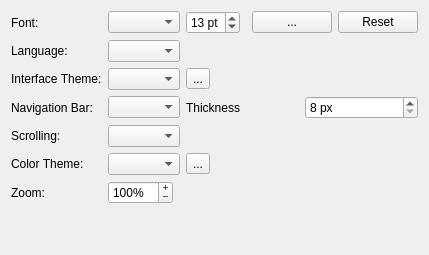
radareorg/iaito, file src/dialogs/settings/AppearanceOptionsWidget.ui: the form before one commit.
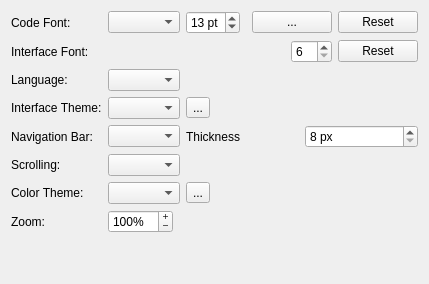
The form after the commit. Custom widgets are drawn as their Qt base class.

Commit message: Add interface font size controls in appearance settings

Patch:
```diff
--- a/src/dialogs/settings/AppearanceOptionsWidget.ui
+++ b/src/dialogs/settings/AppearanceOptionsWidget.ui
@@ -17,7 +17,7 @@
      <item row="0" column="0">
       <widget class="QLabel" name="fontLabel">
        <property name="text">
-        <string>Font:</string>
+        <string>Code Font:</string>
        </property>
       </widget>
      </item>
@@ -102,14 +102,67 @@
        </item>
       </layout>
      </item>
-     <item row="6" column="0">
+     <item row="1" column="0">
+      <widget class="QLabel" name="interfaceFontLabel">
+       <property name="text">
+        <string>Interface Font:</string>
+       </property>
+       <property name="buddy">
+        <cstring>interfaceFontSizeSpinBox</cstring>
+       </property>
+      </widget>
+     </item>
+     <item row="1" column="1">
+      <layout class="QHBoxLayout" name="interfaceFontLayout">
+       <item>
+        <widget class="QLabel" name="interfaceFontFamilyLabel">
+         <property name="sizePolicy">
+          <sizepolicy hsizetype="Preferred" vsizetype="Preferred">
+           <horstretch>1</horstretch>
+           <verstretch>0</verstretch>
+          </sizepolicy>
+         </property>
+         <property name="text">
+          <string notr="true"/>
+         </property>
+        </widget>
+       </item>
+       <item>
+        <widget class="QSpinBox" name="interfaceFontSizeSpinBox">
+         <property name="toolTip">
+          <string>Interface text size for the current theme</string>
+         </property>
+         <property name="keyboardTracking">
+          <bool>false</bool>
+         </property>
+         <property name="minimum">
+          <number>6</number>
+         </property>
+         <property name="maximum">
+          <number>72</number>
+         </property>
+        </widget>
+       </item>
+       <item>
+        <widget class="QPushButton" name="interfaceFontResetButton">
+         <property name="toolTip">
+          <string>Restore the current theme's default interface font size</string>
+         </property>
+         <property name="text">
+          <string>Reset</string>
+         </property>
+        </widget>
+       </item>
+      </layout>
+     </item>
+     <item row="7" column="0">
       <widget class="QLabel" name="label">
        <property name="text">
         <string>Zoom:</string>
        </property>
       </widget>
      </item>
-     <item row="6" column="1">
+     <item row="7" column="1">
       <widget class="QSpinBox" name="fontZoomBox">
        <property name="sizePolicy">
         <sizepolicy hsizetype="Maximum" vsizetype="Fixed">
@@ -146,14 +199,14 @@
        </property>
       </widget>
      </item>
-     <item row="1" column="0">
+     <item row="2" column="0">
       <widget class="QLabel" name="languageLabel">
        <property name="text">
         <string>Language:</string>
        </property>
       </widget>
      </item>
-     <item row="1" column="1">
+     <item row="2" column="1">
       <widget class="QComboBox" name="languageComboBox">
        <property name="sizePolicy">
         <sizepolicy hsizetype="Maximum" vsizetype="Fixed">
@@ -163,14 +216,14 @@
        </property>
       </widget>
      </item>
-     <item row="2" column="0">
+     <item row="3" column="0">
       <widget class="QLabel" name="themeLabel">
        <property name="text">
         <string>Interface Theme:</string>
        </property>
       </widget>
      </item>
-     <item row="2" column="1">
+     <item row="3" column="1">
       <layout class="QHBoxLayout" name="interfaceThemeLayout">
        <item>
         <widget class="QComboBox" name="themeComboBox">
@@ -210,14 +263,14 @@
        </item>
       </layout>
      </item>
-     <item row="3" column="0">
+     <item row="4" column="0">
       <widget class="QLabel" name="visualNavbarLabel">
        <property name="text">
         <string>Navigation Bar:</string>
        </property>
       </widget>
      </item>
-     <item row="3" column="1">
+     <item row="4" column="1">
       <layout class="QHBoxLayout" name="visualNavbarLayout">
        <item>
         <widget class="QComboBox" name="visualNavbarLocationComboBox">
@@ -251,14 +304,14 @@
        </item>
       </layout>
      </item>
-     <item row="4" column="0">
+     <item row="5" column="0">
       <widget class="QLabel" name="memoryScrollBarLabel">
        <property name="text">
         <string>Scrolling:</string>
        </property>
       </widget>
      </item>
-     <item row="4" column="1">
+     <item row="5" column="1">
       <widget class="QComboBox" name="memoryScrollBarComboBox">
        <property name="sizePolicy">
         <sizepolicy hsizetype="Maximum" vsizetype="Fixed">
@@ -271,14 +324,14 @@
        </property>
       </widget>
      </item>
-     <item row="5" column="0">
+     <item row="6" column="0">
       <widget class="QLabel" name="colorLabel">
        <property name="text">
         <string>Color Theme:</string>
        </property>
       </widget>
      </item>
-     <item row="5" column="1">
+     <item row="6" column="1">
       <layout class="QHBoxLayout" name="horizontalLayout_3">
        <item>
         <widget class="ColorThemeComboBox" name="colorComboBox">
```
The commit also changes 6 other files.
